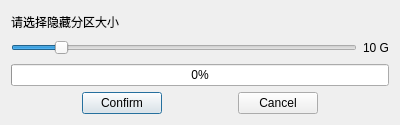
Qt form CFormatDlg.ui (aspirefhaha/UDiskPartition) before a commit.
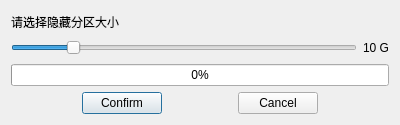
The same form after that commit.

What changed in the file:
```diff
--- a/CFormatDlg.ui
+++ b/CFormatDlg.ui
@@ -32,10 +32,10 @@
      <item>
       <widget class="QSlider" name="hsSize">
        <property name="minimum">
-        <number>4</number>
+        <number>0</number>
        </property>
        <property name="maximum">
-        <number>50</number>
+        <number>60</number>
        </property>
        <property name="value">
         <number>10</number>
```
